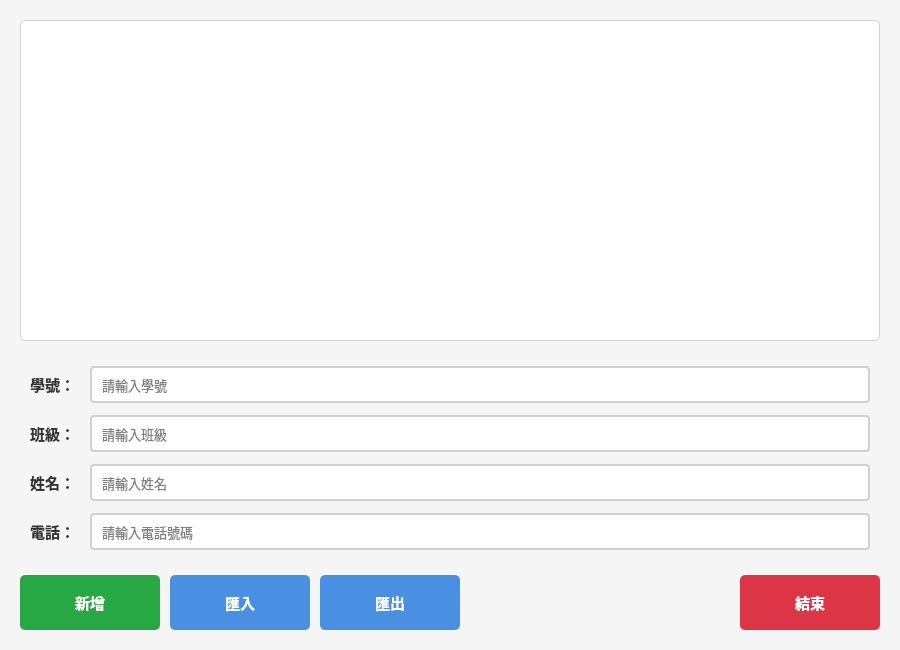
This is widget.ui in kihochalong/ContactBook as Qt 5 draws it before an edit. The edited form follows.
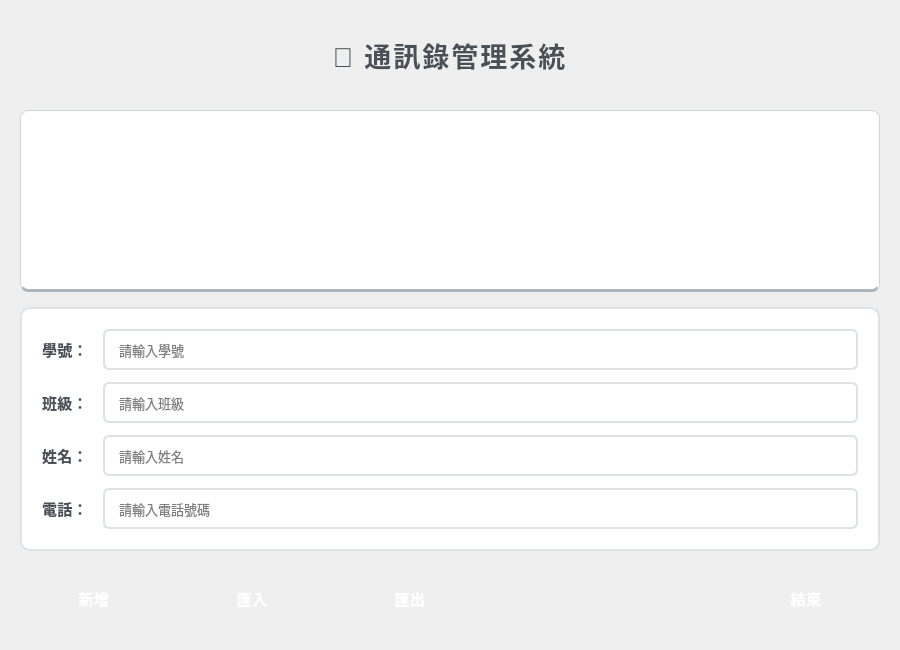
This is the edited form.

Commit message: Add modern visual effects and enhanced UI styling

```diff
--- a/widget.ui
+++ b/widget.ui
@@ -21,49 +21,71 @@
   </property>
   <property name="styleSheet">
    <string notr="true">QWidget {
-    background-color: #f5f5f5;
-    font-family: &quot;Microsoft JhengHei&quot;, &quot;微軟正黑體&quot;, Arial, sans-serif;
+    background: qlineargradient(x1:0, y1:0, x2:1, y2:1, 
+                                stop:0 #f8f9fa, stop:1 #e9ecef);
+    font-family: &quot;Microsoft JhengHei&quot;, &quot;微軟正黑體&quot;, &quot;Segoe UI&quot;, Arial, sans-serif;
 }
 
 QTableWidget {
     background-color: white;
-    border: 1px solid #d0d0d0;
-    border-radius: 5px;
-    gridline-color: #e0e0e0;
-    selection-background-color: #4a90e2;
+    border: 2px solid #dee2e6;
+    border-radius: 8px;
+    gridline-color: #e9ecef;
+    selection-background-color: qlineargradient(x1:0, y1:0, x2:0, y2:1,
+                                                stop:0 #667eea, stop:1 #4a90e2);
     selection-color: white;
+    padding: 2px;
 }
 
 QTableWidget::item {
-    padding: 5px;
+    padding: 8px;
+    border-bottom: 1px solid #f1f3f5;
+}
+
+QTableWidget::item:hover {
+    background-color: #f8f9fa;
 }
 
 QTableWidget QHeaderView::section {
-    background-color: #3a7bd5;
+    background: qlineargradient(x1:0, y1:0, x2:1, y2:0,
+                                stop:0 #667eea, stop:0.5 #4a90e2, stop:1 #764ba2);
     color: white;
-    padding: 8px;
+    padding: 12px 8px;
     border: none;
+    border-right: 1px solid rgba(255, 255, 255, 0.2);
     font-weight: bold;
     font-size: 11pt;
+    text-transform: uppercase;
+    letter-spacing: 0.5px;
+}
+
+QTableWidget QHeaderView::section:last {
+    border-right: none;
 }
 
 QTableWidget::item:alternate {
-    background-color: #f9f9f9;
+    background-color: #f8f9fa;
 }
 
 QLabel {
     font-size: 11pt;
     font-weight: 500;
-    color: #333;
+    color: #495057;
+    letter-spacing: 0.3px;
 }
 
 QLineEdit {
-    padding: 8px;
-    border: 2px solid #d0d0d0;
-    border-radius: 4px;
+    padding: 10px 12px;
+    border: 2px solid #dee2e6;
+    border-radius: 6px;
     background-color: white;
     font-size: 10pt;
     selection-background-color: #4a90e2;
+    transition: all 0.3s ease;
+}
+
+QLineEdit:hover {
+    border: 2px solid #adb5bd;
 }
 
 QLineEdit:focus {
@@ -71,15 +93,18 @@
 }
 
 QPushButton {
-    background-color: #4a90e2;
+    background: qlineargradient(x1:0, y1:0, x2:0, y2:1,
+                                stop:0 #667eea, stop:1 #4a90e2);
     color: white;
     border: none;
-    padding: 10px 20px;
-    border-radius: 5px;
+    padding: 12px 24px;
+    border-radius: 8px;
     font-size: 11pt;
-    font-weight: 500;
+    font-weight: 600;
     min-width: 100px;
-    min-height: 35px;
+    min-height: 40px;
+    text-transform: uppercase;
+    letter-spacing: 0.5px;
 }
 
 QPushButton:hover {
@@ -91,7 +116,8 @@
 }
 
 QPushButton#pushButton {
-    background-color: #28a745;
+    background: qlineargradient(x1:0, y1:0, x2:0, y2:1,
+                                stop:0 #56ab2f, stop:1 #28a745);
 }
 
 QPushButton#pushButton:hover {
@@ -103,7 +129,8 @@
 }
 
 QPushButton#pushButton_4 {
-    background-color: #dc3545;
+    background: qlineargradient(x1:0, y1:0, x2:0, y2:1,
+                                stop:0 #ee5a6f, stop:1 #dc3545);
 }
 
 QPushButton#pushButton_4:hover {
@@ -111,7 +138,17 @@
 }
 
 QPushButton#pushButton_4:pressed {
-    background-color: #bd2130;
+    background: qlineargradient(x1:0, y1:0, x2:0, y2:1,
+                                stop:0 #d23848, stop:1 #bd2130);
+    padding: 12px 24px;
+}
+
+/* Add shadow effect simulation through border */
+QTableWidget {
+    border-top: 1px solid #ced4da;
+    border-bottom: 3px solid #adb5bd;
+    border-left: 1px solid #ced4da;
+    border-right: 1px solid #ced4da;
 }</string>
   </property>
   <layout class="QVBoxLayout" name="verticalLayout">
@@ -130,6 +167,31 @@
    <property name="bottomMargin">
     <number>20</number>
    </property>
+   <item>
+    <widget class="QLabel" name="headerLabel">
+     <property name="text">
+      <string>📇 通訊錄管理系統</string>
+     </property>
+     <property name="alignment">
+      <set>Qt::AlignCenter</set>
+     </property>
+     <property name="styleSheet">
+      <string notr="true">QLabel {
+    font-size: 20pt;
+    font-weight: bold;
+    color: #495057;
+    padding: 15px;
+    background: qlineargradient(x1:0, y1:0, x2:1, y2:0,
+                                stop:0 rgba(102, 126, 234, 0.1), 
+                                stop:0.5 rgba(74, 144, 226, 0.1), 
+                                stop:1 rgba(118, 75, 162, 0.1));
+    border-radius: 10px;
+    margin-bottom: 5px;
+    letter-spacing: 2px;
+}</string>
+     </property>
+    </widget>
+   </item>
    <item>
     <widget class="QTableWidget" name="tableWidget">
      <property name="alternatingRowColors">
@@ -138,25 +200,40 @@
     </widget>
    </item>
    <item>
-    <layout class="QFormLayout" name="formLayout">
-     <property name="horizontalSpacing">
-      <number>15</number>
+    <widget class="QFrame" name="formFrame">
+     <property name="frameShape">
+      <enum>QFrame::NoFrame</enum>
      </property>
-     <property name="verticalSpacing">
-      <number>12</number>
+     <property name="frameShadow">
+      <enum>QFrame::Plain</enum>
      </property>
-     <property name="leftMargin">
-      <number>10</number>
+     <property name="styleSheet">
+      <string notr="true">QFrame#formFrame {
+    background-color: white;
+    border-radius: 10px;
+    border: 2px solid #dee2e6;
+    padding: 5px;
+}</string>
      </property>
-     <property name="topMargin">
-      <number>10</number>
-     </property>
-     <property name="rightMargin">
-      <number>10</number>
-     </property>
-     <property name="bottomMargin">
-      <number>10</number>
-     </property>
+     <layout class="QFormLayout" name="formLayout">
+      <property name="horizontalSpacing">
+       <number>15</number>
+      </property>
+      <property name="verticalSpacing">
+       <number>12</number>
+      </property>
+      <property name="leftMargin">
+       <number>15</number>
+      </property>
+      <property name="topMargin">
+       <number>15</number>
+      </property>
+      <property name="rightMargin">
+       <number>15</number>
+      </property>
+      <property name="bottomMargin">
+       <number>15</number>
+      </property>
      <item row="0" column="0">
       <widget class="QLabel" name="label">
        <property name="text">
@@ -226,8 +303,9 @@
       </widget>
      </item>
     </layout>
-   </item>
-   <item>
+   </widget>
+  </item>
+  <item>
     <layout class="QHBoxLayout" name="horizontalLayout_2">
      <property name="spacing">
       <number>10</number>
```
Left out of the diff: 24 changed lines with no effect on the pictures.
